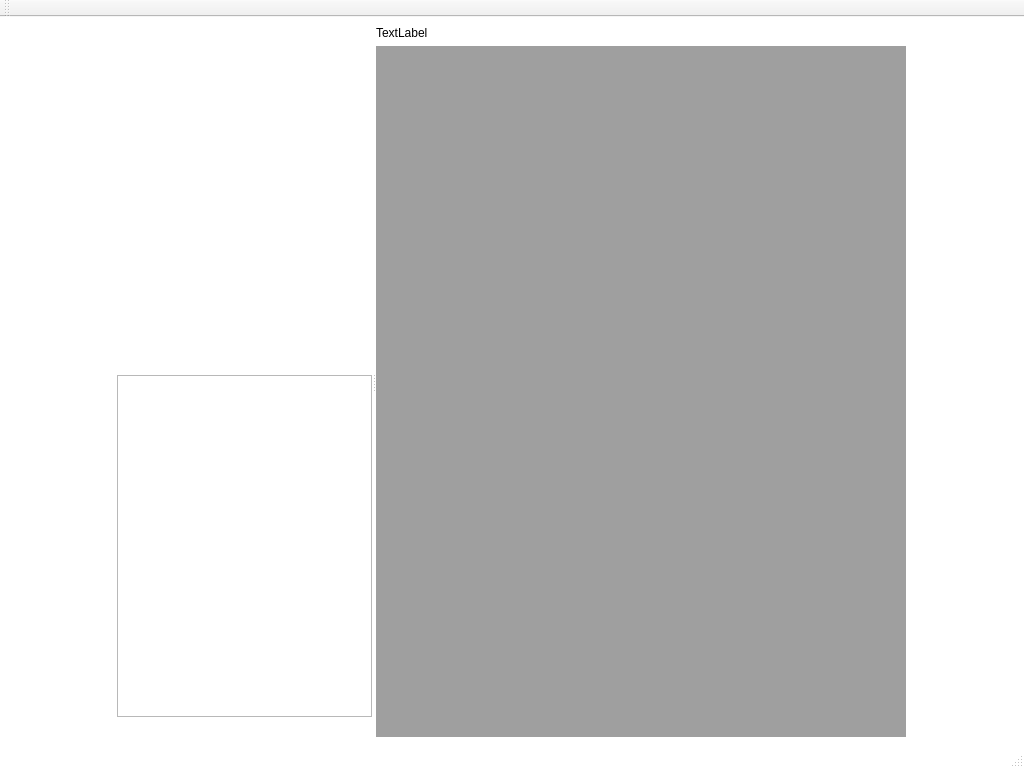
Above: GUI/MainWindow.ui from PaulDebus/vis_project before the change. Below: the same form after it.
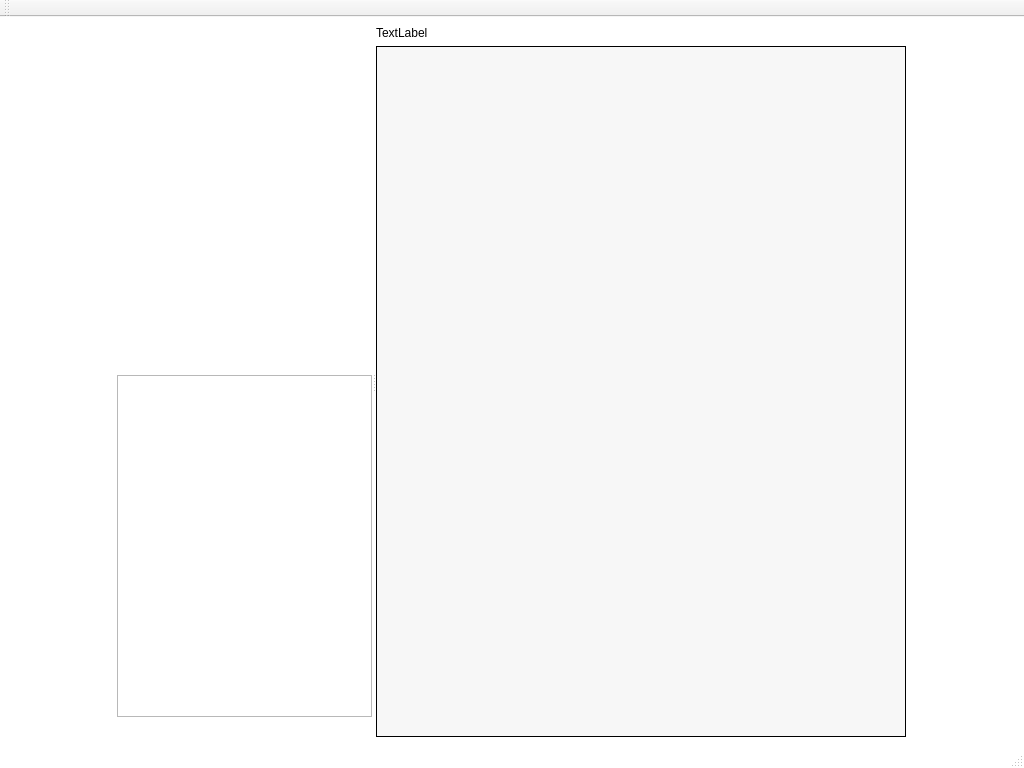
That is the form after the change.

Patch:
```diff
--- a/GUI/MainWindow.ui
+++ b/GUI/MainWindow.ui
@@ -31,6 +31,9 @@
   <property name="styleSheet">
    <string notr="true">QMainWindow {background: rgb(255, 255, 255)}</string>
   </property>
+  <property name="tabShape">
+   <enum>QTabWidget::Rounded</enum>
+  </property>
   <widget class="QWidget" name="centralwidget">
    <property name="maximumSize">
     <size>
@@ -152,6 +155,24 @@
             <verstretch>0</verstretch>
            </sizepolicy>
           </property>
+          <property name="frameShape">
+           <enum>QFrame::Box</enum>
+          </property>
+          <property name="background">
+           <brush brushstyle="SolidPattern">
+            <color alpha="245">
+             <red>247</red>
+             <green>247</green>
+             <blue>247</blue>
+            </color>
+           </brush>
+          </property>
+          <property name="viewMode">
+           <enum>QMdiArea::SubWindowView</enum>
+          </property>
+          <property name="tabShape">
+           <enum>QTabWidget::Triangular</enum>
+          </property>
          </widget>
         </item>
        </layout>
```
Left out of the diff: 3 changed lines with no effect on the pictures.
